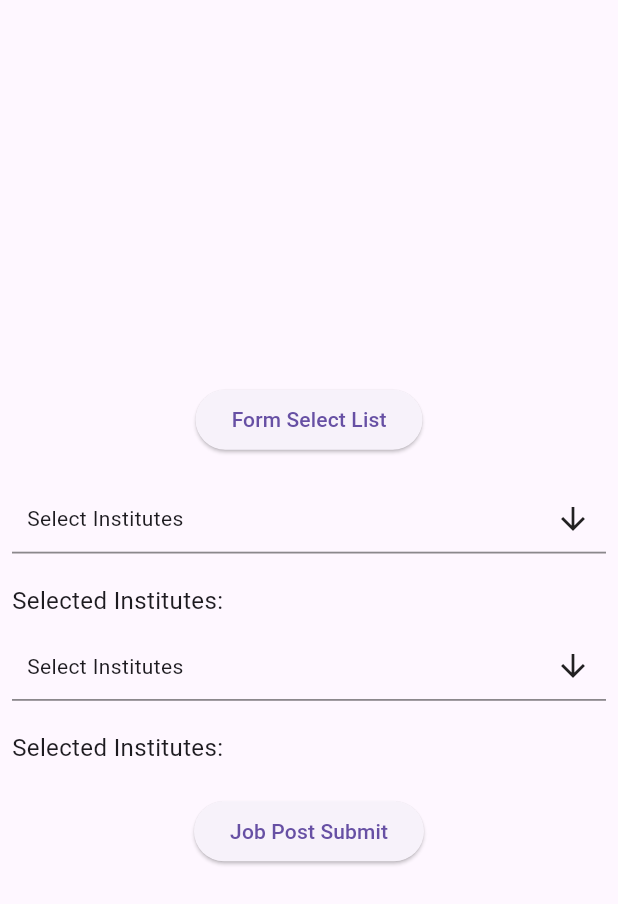
After one commit to motiniu92/Demo-Projects-Flutter, a Flutter app: the screen it shows after launch, after a tap on "Job Post Page", on a phone screen of 412 x 824 dp. The commit adds this screen. Shown: the top 904 px of the screen. Run offline on Flutter 3.47's test engine with Material 3 defaults, Android fonts, the phone set to English and light mode, and no system bars; drawn by our look-alikes of multi_select_flutter; our stand-ins replace bloc, equatable, flutter_bloc, shared_preferences; network calls fail.

Commit message:
course multi select dropdown done

```diff
--- a/auth_register/lib/authUser/auth_register.dart
+++ b/auth_register/lib/authUser/auth_register.dart
@@ -1,5 +1,6 @@
 import 'package:auth_register/dropdownListData/form_select_screen.dart';
 import 'package:auth_register/fetchData/dashboard_data_screen.dart';
+import 'package:auth_register/jobPost/job_post_screen.dart';
 import 'package:flutter/material.dart';
 import 'package:flutter_bloc/flutter_bloc.dart';
 
@@ -57,6 +58,21 @@ class _AuthRegisterScreenState extends State<AuthRegisterScreen> {
           mainAxisAlignment: MainAxisAlignment.center,
           children: <Widget>[
 
+            Row(
+              children: [
+                ElevatedButton(
+                  onPressed: () {
+                    Navigator.push(
+                        context,
+                        MaterialPageRoute(
+                            builder: (context) => JobPostScreen()));
+                  },
+                  child: Text('Job Post Page'),
+                ),
+
+                SizedBox(
+                  width: 5,
+                ),
                 ElevatedButton(
                   onPressed: () {
                     Navigator.push(
@@ -67,9 +83,14 @@ class _AuthRegisterScreenState extends State<AuthRegisterScreen> {
                   child: Text('Form Select List'),
                 ),
 
+              ],
+            ),
+
             SizedBox(
-              height: 20,
+              height: 10,
             ),
+            Row(
+              children: [
                 ElevatedButton(
                   onPressed: () {
                     Navigator.push(
@@ -78,6 +99,8 @@ class _AuthRegisterScreenState extends State<AuthRegisterScreen> {
                             builder: (context) => DashboardDataScreen()));
                   },
                   child: Text('Called Get Api'),
+                ),
+              ],
             ),
 
             SizedBox(
--- /dev/null
+++ b/auth_register/lib/jobPost/course_multi_dropdown_select.dart
@@ -0,0 +1,108 @@
+import 'dart:convert';
+
+import 'package:flutter/semantics.dart';
+import 'package:http/http.dart' as http;
+import 'package:flutter/cupertino.dart';
+import 'package:multi_select_flutter/chip_display/multi_select_chip_display.dart';
+import 'package:multi_select_flutter/dialog/multi_select_dialog_field.dart';
+import 'package:multi_select_flutter/util/multi_select_item.dart';
+
+class CourseMultiDropdownSelect extends StatefulWidget {
+  final List<dynamic> selectedCourses; // Added parameter
+  final Function(List<dynamic>) onSelectionChanged; // Added parameter
+
+  CourseMultiDropdownSelect({
+    required this.selectedCourses,
+    required this.onSelectionChanged,
+  });
+
+  @override
+  _CourseMultiDropdownSelectState createState() =>
+      _CourseMultiDropdownSelectState();
+}
+
+class _CourseMultiDropdownSelectState
+    extends State<CourseMultiDropdownSelect> {
+  List<dynamic> _coursesList = [];
+
+  @override
+  void initState() {
+    super.initState();
+    //_fetchInstitutes();
+  }
+
+  Future<void> _fetchInstitutes() async {
+
+    //------------------------
+    //final url = 'https://api.softpark.xyz/api/institute';
+    //---------------------------
+    final url = 'https://api.besttutor.xyz/api/get-form-select-data';
+
+    try {
+      final response = await http.get(Uri.parse(url), headers: {
+        'Accept': 'application/json',
+      });
+
+      final parsedJson = jsonDecode(response.body);
+      final List categoryJson = (parsedJson['categories']) as List;
+      print("List....:" + categoryJson.toString());
+
+      if (response.statusCode == 200) {
+
+        setState(() {
+          //--------------------
+          // _institutes = json.decode(response.body);
+          //--------------------------
+          _coursesList = categoryJson;
+        });
+      } else {
+        throw Exception('Failed to load institutes');
+      }
+    } catch (e) {
+      print('Error: $e');
+    }
+  }
+
+  @override
+  Widget build(BuildContext context) {
+    return Column(
+      crossAxisAlignment: CrossAxisAlignment.start,
+      children: [
+        MultiSelectDialogField(
+          items: _coursesList
+              .map((institute) =>
+              MultiSelectItem<dynamic>(institute, institute['name']))
+              .toList(),
+          initialValue: widget.selectedCourses, // Use widget.selectedInstitutes
+          onConfirm: (List<dynamic> results) {
+            print('Selected...:'+ results.toString());
+            setState(() {
+              widget.onSelectionChanged(results); // Call callback function
+            });
+          },
+          onSelectionChanged: (results) {
+            print('Change..:'+results.toString());
+          },
+
+          title: Text('Select Institutes'),
+          buttonText: Text('Select Institutes'),
+
+          chipDisplay: MultiSelectChipDisplay(
+            onTap: (value) {
+              print('Selected...:'+ value.toString());
+              setState(() {
+                widget.selectedCourses.remove(value);
+                widget.onSelectionChanged(widget.selectedCourses); // Call callback function
+              });
+            },
+          ),
+        ),
+        SizedBox(height: 20),
+        Text(
+          'Selected Institutes: ${widget.selectedCourses.map((item) => item['name']).join(', ')}',
+          style: TextStyle(fontSize: 16),
+        ),
+      ],
+    );
+  }
+}
--- /dev/null
+++ b/auth_register/lib/jobPost/course_response.dart
@@ -0,0 +1,24 @@
+class CourseResponse {
+  int? id;
+  String? name;
+  int? categoryId;
+  String? categoryName;
+
+  CourseResponse({this.id, this.name, this.categoryId, this.categoryName});
+
+  CourseResponse.fromJson(Map<String, dynamic> json) {
+    id = json['id'];
+    name = json['name'];
+    categoryId = json['category_id'];
+    categoryName = json['category_name'];
+  }
+
+  Map<String, dynamic> toJson() {
+    final Map<String, dynamic> data = new Map<String, dynamic>();
+    data['id'] = this.id;
+    data['name'] = this.name;
+    data['category_id'] = this.categoryId;
+    data['category_name'] = this.categoryName;
+    return data;
+  }
+}
--- /dev/null
+++ b/auth_register/lib/jobPost/job_post_event.dart
@@ -0,0 +1,23 @@
+import 'package:equatable/equatable.dart';
+
+abstract class JobPostEvent extends Equatable {
+  const JobPostEvent();
+
+  @override
+  List<Object> get props => [];
+}
+
+class CategoriesIdChanged extends JobPostEvent {
+  const CategoriesIdChanged({required this.categoriesId});
+
+  final String categoriesId;
+
+  @override
+  List<Object> get props => [categoriesId];
+}
+
+
+class JobPostApi extends JobPostEvent {}
+//----------------------
+class JobPostClassCourseApi extends JobPostEvent {}
+//------------------------
--- /dev/null
+++ b/auth_register/lib/jobPost/job_post_screen.dart
@@ -0,0 +1,224 @@
+import 'package:auth_register/dropdownListData/form_select_screen.dart';
+import 'package:auth_register/fetchData/dashboard_data_screen.dart';
+import 'package:auth_register/jobPost/course_multi_dropdown_select.dart';
+import 'package:auth_register/jobPost/job_post_bloc.dart';
+import 'package:auth_register/jobPost/job_post_event.dart';
+import 'package:flutter/material.dart';
+import 'package:flutter_bloc/flutter_bloc.dart';
+import 'package:shared_preferences/shared_preferences.dart';
+
+import '../authUser/dropdown.dart';
+import '../dropdownListData/multi_select_dropdown_button.dart';
+import 'job_post_state.dart';
+
+
+class JobPostScreen extends StatefulWidget {
+  @override
+  State<JobPostScreen> createState() => _JobPostScreenState();
+}
+
+class _JobPostScreenState extends State<JobPostScreen> {
+  late JobPostBloc _jobPostBloc;
+  final nameFocusNode = FocusNode();
+  final emailFocusNode = FocusNode();
+  final mobileFocusNode = FocusNode();
+  final passwordFocusNode = FocusNode();
+  final confirmPasswordFocusNode = FocusNode();
+  final tutorTypeFocusNode = FocusNode();
+
+  @override
+  void initState() {
+    // TODO: implement initState
+    super.initState();
+    _jobPostBloc = JobPostBloc();
+    //loadCounter();
+  }
+
+  void loadCounter() async {
+    SharedPreferences prefs = await SharedPreferences.getInstance();
+    setState(() {
+      // _counter = (prefs.getInt('counter') ?? 0);
+      _courses = prefs.getString('course_list') as List;
+      print("Otp Screen Get Data..."+ _courses.toString());
+    });
+  }
+
+  final TextEditingController _nameController = TextEditingController();
+
+  final TextEditingController _emailController = TextEditingController();
+
+  final TextEditingController _mobileController = TextEditingController();
+
+  final TextEditingController _passwordController = TextEditingController();
+
+  final TextEditingController _confirmPasswordController =
+      TextEditingController();
+
+  String? categoryId;
+
+  List<dynamic> _selectedInstitutes = [];
+  List<dynamic> _courses = [];
+
+  @override
+  Widget build(BuildContext context) {
+    //final AuthBloc authBloc = BlocProvider.of<AuthBloc>(context);
+
+    return Scaffold(
+        body: BlocProvider(
+      create: (_) => _jobPostBloc,
+      child: Padding(
+        padding: const EdgeInsets.all(8.0),
+        child: Column(
+          crossAxisAlignment: CrossAxisAlignment.center,
+          mainAxisAlignment: MainAxisAlignment.center,
+          children: <Widget>[
+            SizedBox(
+              height: 10,
+            ),
+
+            ElevatedButton(
+              onPressed: () {
+                Navigator.push(
+                    context,
+                    MaterialPageRoute(
+                        builder: (context) => FormSelectScreen()));
+              },
+              child: Text('Form Select List'),
+            ),
+
+            SizedBox(
+              height: 20,
+            ),
+
+
+            // ------------- CategoryId --------------
+            BlocBuilder<JobPostBloc, JobPostState>(
+              buildWhen: (current, previous) => current.categoriesId != previous.categoriesId,
+              builder: (context, state) {
+                return  MultiSelectDropdownExample(
+                  selectedInstitutes: _selectedInstitutes,
+                  onSelectionChanged: (newValue) {
+                    //onPressed: () {
+                    //context.read<JobPostBloc>().add(JobPostClassCourseApi());
+                   // };
+                   // context.read<JobPostBloc>().add(JobPostClassCourseApi());
+                    setState(() async {
+                      _selectedInstitutes = newValue;
+                      categoryId = _selectedInstitutes.map((item) => item['id']).join(',');
+                      print('Clicked....'+ _selectedInstitutes.map((item) => item['id']).join(','),);
+                      print('Clicked-2....'+ categoryId.toString());
+                      //submitJobPost();
+                      SharedPreferences prefs = await SharedPreferences.getInstance();
+                      prefs.setString('categories_id', categoryId.toString());
+                      context.read<JobPostBloc>().add(CategoriesIdChanged(categoriesId: _selectedInstitutes.map((item) => item['id']).join(','),));
+
+                      //====================
+                      //onPressed: () {
+                      context.read<JobPostBloc>().add(JobPostClassCourseApi());
+                     // };
+                      //====================
+                    });
+                  },
+                );
+
+              },
+            ),
+
+
+            const SizedBox(
+              height: 10,
+            ),
+
+            // ------------- Courses --------------
+
+            BlocBuilder<JobPostBloc, JobPostState>(
+              buildWhen: (current, previous) => current.categoriesId != previous.categoriesId,
+              builder: (context, state) {
+                return  CourseMultiDropdownSelect(
+                  selectedCourses: _courses,
+                  onSelectionChanged: (newValue) {
+
+                    setState(() async {
+                      _courses = newValue;
+                      //categoryId = _courses.map((item) => item['id']).join(',');
+                      print('Course dropdown....'+ _courses.map((item) => item['id']).join(','),);
+                      //print('Clicked-2....'+ categoryId.toString());
+                      //submitJobPost();
+                      //SharedPreferences prefs = await SharedPreferences.getInstance();
+                     // prefs.setString('categories_id', categoryId.toString());
+
+                      //context.read<JobPostBloc>().add(CategoriesIdChanged(categoriesId: _selectedInstitutes.map((item) => item['id']).join(','),));
+
+                      //====================
+                      //context.read<JobPostBloc>().add(JobPostClassCourseApi());
+                      //====================
+                    });
+                  },
+                );
+
+              },
+            ),
+
+
+
+
+            const SizedBox(
+              height: 20,
+            ),
+
+            // ------------- Button --------------
+            BlocListener<JobPostBloc, JobPostState>(
+              listener: (context, state) {
+                if (state.jobPostStatus == JobPostStatus.error) {
+                  ScaffoldMessenger.of(context)
+                    ..hideCurrentSnackBar()
+                    ..showSnackBar(
+                      SnackBar(content: Text(state.message.toString())),
+                    );
+                }
+
+                if (state.jobPostStatus == JobPostStatus.loading) {
+                  ScaffoldMessenger.of(context)
+                    ..hideCurrentSnackBar()
+                    ..showSnackBar(
+                      const SnackBar(content: Text('Submiting')),
+                    );
+                }
+
+                if (state.jobPostStatus == JobPostStatus.success) {
+                  ScaffoldMessenger.of(context)
+                    ..hideCurrentSnackBar()
+                    ..showSnackBar(
+                      SnackBar(content: Text(state.message.toString())),
+                    );
+                }
+                print("Response Data Screen.......: " + state.message.toString());
+
+                if(state is JobListDataLoaded){
+                  print('Check course list...'+ state.coursesList.toString());
+                  setState(() {
+                    //loadCounter();
+                    _courses = state.coursesList;
+                    print('Check course list-2...'+ state.coursesList.toString());
+
+                  });
+                }
+              },
+              child: BlocBuilder<JobPostBloc, JobPostState>(
+                buildWhen: (current, previous) => false,
+                builder: (context, state) {
+                  return ElevatedButton(
+                    onPressed: () {
+                      context.read<JobPostBloc>().add(JobPostApi());
+                    },
+                    child: Text('Job Post Submit'),
+                  );
+                },
+              ),
+            )
+          ],
+        ),
+      ),
+    ));
+  }
+}
--- /dev/null
+++ b/auth_register/lib/jobPost/job_post_state.dart
@@ -0,0 +1,46 @@
+import 'package:auth_register/jobPost/course_response.dart';
+import 'package:equatable/equatable.dart';
+
+enum JobPostStatus { initail, loading, success, error }
+
+class JobPostState extends Equatable {
+  const JobPostState(
+      {this.categoriesId = '',
+        this.message = '',
+        this.jobPostStatus = JobPostStatus.initail
+
+      });
+
+  final String categoriesId;
+  final String message;
+  final JobPostStatus jobPostStatus;
+
+  JobPostState copyWith({
+    String? categoriesId,
+    String? message,
+    JobPostStatus? jobPostStatus,
+  }) {
+    return JobPostState(
+      categoriesId: categoriesId ?? this.categoriesId,
+      message: message ?? this.message,
+      jobPostStatus: jobPostStatus ?? this.jobPostStatus,
+    );
+  }
+
+  @override
+  // TODO: implement props
+  List<Object?> get props => [
+    categoriesId,
+    message,
+    jobPostStatus
+  ];
+}
+
+class JobListDataLoaded extends JobPostState {
+  //final Categories formSelectResponseList;
+  final List<dynamic> coursesList;
+  //final CourseResponse courseResponse;
+
+  //const JobListDataLoaded(this.courseResponse);
+  const JobListDataLoaded(this.coursesList);
+}
--- a/auth_register/pubspec.yaml
+++ b/auth_register/pubspec.yaml
@@ -34,6 +34,7 @@ dependencies:
   flutter_bloc: ^7.2.0
   equatable: ^2.0.3
   multi_select_flutter: ^4.1.3
+  shared_preferences: ^2.2.3
 
 
   # The following adds the Cupertino Icons font to your application.
```
Also changed, not shown: auth_register/lib/jobPost/job_post_bloc.dart (added, +179 -0 lines), auth_register/pubspec.lock, 1 other file. Lines whose indentation alone changed are shown as unchanged.
